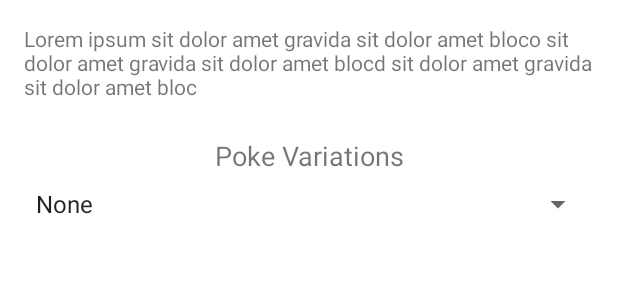
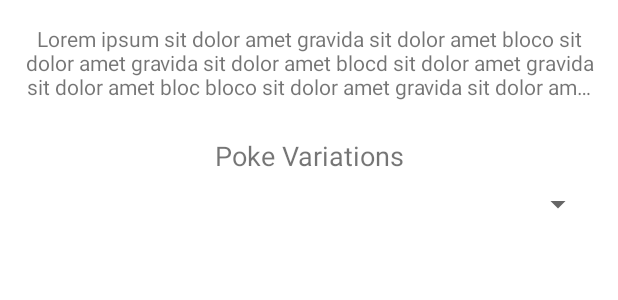
Before and after one commit to jsouza678/Pokedex, an Android app: the layout fragment_poke_about.xml on its own in the app's theme, with its tools: preview values and no code run, on a phone screen of 412 x 824 dp. Shown: the top 300 px of the screen. Run offline under Robolectric (Android 15) with nearby library versions, the phone set to English and light mode, and no system bars.

```diff
--- a/app/src/main/java/souza/home/com/pokedexapp/MainActivity.kt
+++ b/app/src/main/java/souza/home/com/pokedexapp/MainActivity.kt
@@ -2,6 +2,7 @@ package souza.home.com.pokedexapp
 
 import android.os.Bundle
 import androidx.appcompat.app.AppCompatActivity
+import souza.home.com.pokedexapp.ui.details.DetailsPokedexFragment
 import souza.home.com.pokedexapp.ui.home.HomePokedexFragment
 
 class MainActivity : AppCompatActivity() {
@@ -10,8 +11,8 @@ class MainActivity : AppCompatActivity() {
         super.onCreate(savedInstanceState)
         setContentView(R.layout.activity_main)
 
-        //val textFragment = HomePokedexFragment()
-        val textFragment = HomePokedexFragment()
+        val textFragment = DetailsPokedexFragment("1", "bulbasaur")
+        //al textFragment = HomePokedexFragment()
         supportFragmentManager.beginTransaction().replace(R.id.nav_host_fragment, textFragment).commit()
 
     }
--- a/app/src/main/java/souza/home/com/pokedexapp/network/PokeService.kt
+++ b/app/src/main/java/souza/home/com/pokedexapp/network/PokeService.kt
@@ -39,6 +39,10 @@ interface PokeService{
     @GET("pokemon-species/{id}")
     fun getVariations(@Path("id") id : String?):
             Call<PokeRootVarieties>
+
+    @GET("pokemon-species/{id}")
+    fun getAbout(@Path("id") id : String?):
+            Call<PokeRootVarieties>
 }
 
 object PokeApi{
--- /dev/null
+++ b/app/src/main/java/souza/home/com/pokedexapp/network/model/varieties/PokeColor.kt
@@ -0,0 +1,5 @@
+package souza.home.com.pokedexapp.network.model.varieties
+
+data class PokeColor (
+    var name: String = ""
+)
--- /dev/null
+++ b/app/src/main/java/souza/home/com/pokedexapp/network/model/varieties/PokeFlavorDescription.kt
@@ -0,0 +1,6 @@
+package souza.home.com.pokedexapp.network.model.varieties
+
+data class PokeFlavorDescription(
+    var flavor_text: String = "",
+    var language: PokeLanguage
+)
--- /dev/null
+++ b/app/src/main/java/souza/home/com/pokedexapp/network/model/varieties/PokeLanguage.kt
@@ -0,0 +1,5 @@
+package souza.home.com.pokedexapp.network.model.varieties
+
+data class PokeLanguage(
+    var name : String = ""
+)
--- a/app/src/main/java/souza/home/com/pokedexapp/ui/details/DetailsPokedexFragment.kt
+++ b/app/src/main/java/souza/home/com/pokedexapp/ui/details/DetailsPokedexFragment.kt
@@ -18,8 +18,6 @@ import souza.home.com.pokedexapp.R
 import souza.home.com.pokedexapp.ui.details.viewpager.SectionsPagerAdapter
 
 class DetailsPokedexFragment(var pokeIdP: String, var pokeNameP: String) : Fragment(){
-
-    private lateinit var tvName : TextView
 
     private lateinit var viewModel: DetailsPokedexViewModel
     private lateinit var tvPoke: TextView
--- a/app/src/main/java/souza/home/com/pokedexapp/ui/details/chain/PokeChainViewModel.kt
+++ b/app/src/main/java/souza/home/com/pokedexapp/ui/details/chain/PokeChainViewModel.kt
@@ -10,7 +10,6 @@ import retrofit2.Response
 import souza.home.com.pokedexapp.network.PokeApi
 import souza.home.com.pokedexapp.network.model.evolution_chain.PokeEvolution
 import souza.home.com.pokedexapp.network.model.evolution_chain.PokeEvolutionChain
-import souza.home.com.pokedexapp.network.model.stats.PokemonProperty
 import souza.home.com.pokedexapp.network.model.varieties.PokeRootVarieties
 
 enum class DetailsPokedexStatus{ LOADING, ERROR, DONE, EMPTY}
@@ -42,9 +41,7 @@ class PokeChainViewModel(pokemon: String, app: Application): AndroidViewModel(ap
             }
 
             override fun onResponse(call: Call<PokeRootVarieties>, response: Response<PokeRootVarieties>) {
-                val varietiesArray: ArrayList<String> = ArrayList()
                 val items = response.body()
-                val length = response.body()?.varieties?.size
 
                 val pokeId = items?.evolution_chain?.url?.substringAfterLast("n/")?.substringBeforeLast("/")
                 getChainEvolution(pokeId!!)
@@ -63,7 +60,6 @@ class PokeChainViewModel(pokemon: String, app: Application): AndroidViewModel(ap
             }
 
             override fun onResponse(call: Call<PokeEvolutionChain>, response: Response<PokeEvolutionChain>) {
-                //Toast.makeText(context, "Success 2", Toast.LENGTH_LONG).show()
                 val item = response.body()
                 val evolutionArray : List<PokeEvolution>
 
--- a/app/src/main/res/layout/fragment_poke_about.xml
+++ b/app/src/main/res/layout/fragment_poke_about.xml
@@ -6,7 +6,6 @@
     xmlns:app="http://schemas.android.com/apk/res-auto"
     tools:context=".ui.details.about.PokeAboutFragment">
 
-    <!--Need to declare this as tools  -->
     <TextView
         android:id="@+id/tv_poke_desc"
         android:layout_width="0dp"
@@ -14,11 +13,14 @@
         android:layout_marginStart="16dp"
         android:layout_marginTop="16dp"
         android:layout_marginEnd="16dp"
-        android:text="@string/mock_body_desc"
+        tools:text="@string/mock_body_desc"
         app:layout_constraintEnd_toEndOf="parent"
+        android:textAlignment="center"
         app:layout_constraintHorizontal_bias="1.0"
         app:layout_constraintStart_toStartOf="parent"
-        app:layout_constraintTop_toTopOf="parent" />
+        app:layout_constraintTop_toTopOf="parent"
+        android:ellipsize="end"
+        android:maxLines="3"/>
 
     <TextView
         android:id="@+id/tv_variations"
@@ -42,11 +44,11 @@
         android:layout_marginTop="8dp"
         android:layout_marginEnd="16dp"
         android:layout_marginBottom="16dp"
-        android:entries="@array/poke_spinner_mock"
         app:layout_constraintBottom_toBottomOf="parent"
         app:layout_constraintEnd_toEndOf="parent"
         app:layout_constraintStart_toStartOf="parent"
-        app:layout_constraintTop_toBottomOf="@id/tv_variations" />
+        app:layout_constraintTop_toBottomOf="@id/tv_variations"
+        tools:listitem="@tools:sample/cities[0]"/>
 
 
 </androidx.constraintlayout.widget.ConstraintLayout>
--- a/app/src/main/res/values/strings.xml
+++ b/app/src/main/res/values/strings.xml
@@ -26,7 +26,7 @@
     <string name="cd_iv_empty_pokes_list">Empty Pokes List Image</string>
     <string name="text_no_pokes">No pokes!</string>
     <string name="mock_poke_name_details">Pikachu</string>
-    <string name="mock_body_desc">Lorem ipsum sit dolor amet gravida sit dolor amet bloco sit dolor amet gravida sit dolor amet blocd sit dolor amet gravida sit dolor amet bloc</string>
+    <string name="mock_body_desc">Lorem ipsum sit dolor amet gravida sit dolor amet bloco sit dolor amet gravida sit dolor amet blocd sit dolor amet gravida sit dolor amet bloc bloco sit dolor amet gravida sit dolor amet blocd sit dolor amet gravida sit dolor amet bloc bloco sit dolor amet gravida sit dolor amet blocd sit dolor amet gravida sit dolor amet bloc</string>
     <string name="tv_poke_variations">Poke Variations</string>
     <string name="tv_evolution_chain_title">Evolution Chain</string>
 
```
Also changed, not shown: app/src/main/java/souza/home/com/pokedexapp/network/model/varieties/PokeRootVarieties.kt (+6 -1 lines), app/src/main/java/souza/home/com/pokedexapp/ui/details/about/PokeAboutFragment.kt (+11 -2 lines), app/src/main/res/layout/fragment_poke_others.xml (+7 -3 lines).
